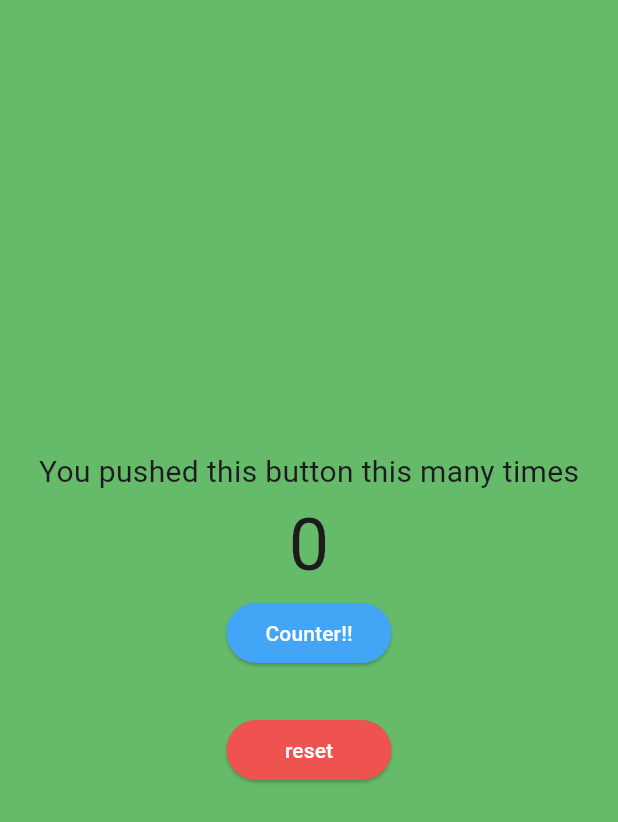
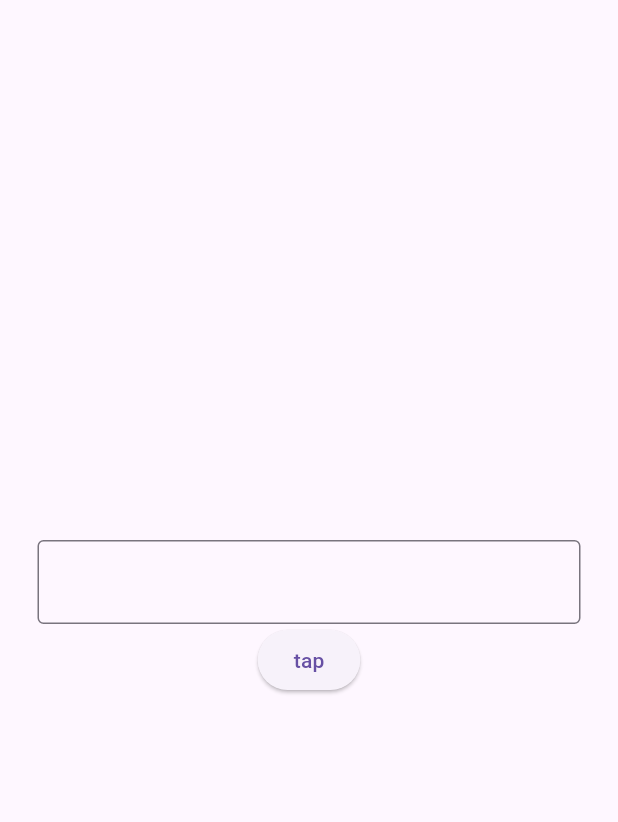
Before and after one commit to Dave-notch/dummy_test_app, a Flutter app: the screen it shows after launch, on a phone screen of 412 x 824 dp. Shown: the top 822 px of the screen. Run offline on Flutter 3.47's test engine with Material 3 defaults, Android fonts, the phone set to English and light mode, and no system bars; our stand-ins replace device_preview.

Commit message:
Input & get Userinput

```diff
--- a/lib/main.dart
+++ b/lib/main.dart
@@ -1,6 +1,6 @@
 // ignore_for_file: unused_import
 import 'package:device_preview/device_preview.dart';
-import 'package:dummy_test_app/pages/page1.dart';
+import 'package:dummy_test_app/pages/text_filed.dart';
 import 'package:flutter/material.dart';
 
 void main() {
@@ -22,7 +22,7 @@ class MyApp extends StatelessWidget {
       locale: DevicePreview.locale(context),
       builder: DevicePreview.appBuilder,
       debugShowCheckedModeBanner: false,
-      home: CounterPage(),
+      home: TextFiled(),
     );
   }
 }
--- a/lib/pages/page1.dart
+++ /dev/null
@@ -1,69 +0,0 @@
-// ignore_for_file: camel_case_types, non_constant_identifier_names
-import 'package:flutter/material.dart';
-// ignore: unused_import
-import 'package:dummy_test_app/pages/page1.dart';
-
-class CounterPage extends StatefulWidget {
-  const CounterPage({super.key});
-
-  @override
-  State<CounterPage> createState() => _CounterPageState();
-}
-
-class _CounterPageState extends State<CounterPage> {
-  int counter = 0;
-  void _incrementCounter() {
-    setState(() {
-      // counter += 9000000000000000000 * 9000000000000000000;
-      counter += 1;
-    });
-  }
-
-  void CounterReset() {
-    setState(() {
-      counter = 0;
-    });
-  }
-
-  @override
-  Widget build(BuildContext context) {
-    return Scaffold(
-      backgroundColor: Colors.green[400],
-
-      body: Center(
-        child: Column(
-          mainAxisAlignment: MainAxisAlignment.center,
-          children: [
-            Text(
-              'You pushed this button this many times',
-              style: TextStyle(fontSize: 20),
-            ),
-            Text(counter.toString(), style: TextStyle(fontSize: 48)),
-            SizedBox(
-              width: 110,
-              child: ElevatedButton(
-                style: ElevatedButton.styleFrom(
-                  backgroundColor: Colors.blue[400],
-                ),
-                onPressed: _incrementCounter,
-                child: Text('Counter!!', style: TextStyle(color: Colors.white)),
-              ),
-            ),
-            Container(
-              margin: EdgeInsets.only(top: 30),
-              width: 110,
-
-              child: ElevatedButton(
-                style: ElevatedButton.styleFrom(
-                  backgroundColor: Colors.red[400],
-                ),
-                onPressed: CounterReset,
-                child: Text('reset', style: TextStyle(color: Colors.white)),
-              ),
-            ),
-          ],
-        ),
-      ),
-    );
-  }
-}
--- /dev/null
+++ b/lib/pages/text_filed.dart
@@ -0,0 +1,36 @@
+import 'package:flutter/material.dart';
+
+class TextFiled extends StatefulWidget {
+  const TextFiled({super.key});
+
+  @override
+  State<TextFiled> createState() => _TextFiledState();
+}
+
+class _TextFiledState extends State<TextFiled> {
+  TextEditingController myController = TextEditingController();
+  void GreetUser() {
+    print(myController.text);
+  }
+
+  @override
+  Widget build(BuildContext context) {
+    return Scaffold(
+      body: Center(
+        child: Padding(
+          padding: const EdgeInsets.all(25),
+          child: Column(
+            mainAxisAlignment: MainAxisAlignment.center,
+            children: [
+              TextField(
+                controller: myController,
+                decoration: InputDecoration(border: OutlineInputBorder()),
+              ),
+              ElevatedButton(onPressed: GreetUser, child: Text('tap')),
+            ],
+          ),
+        ),
+      ),
+    );
+  }
+}
```
